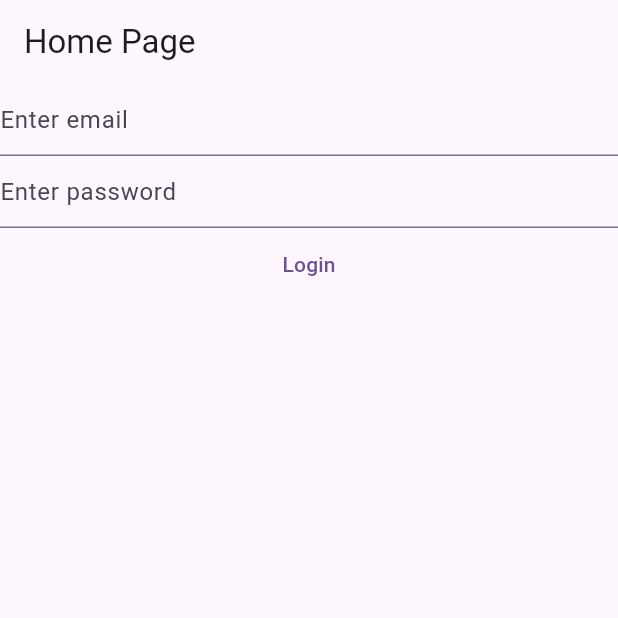
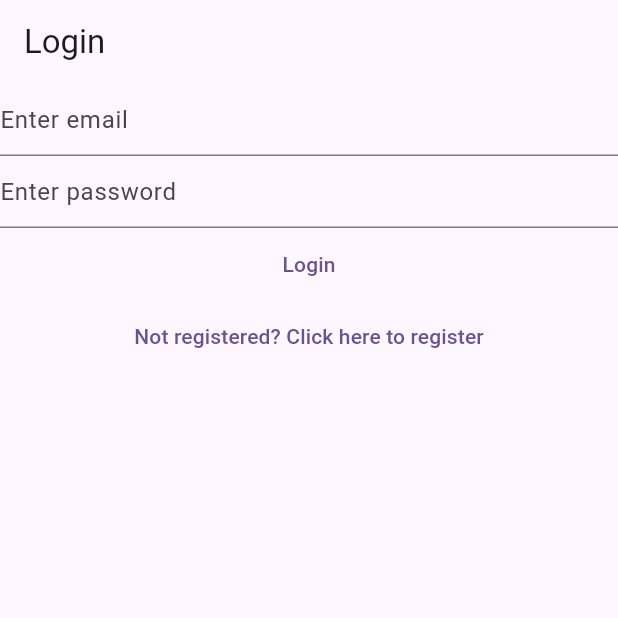
Before and after one commit to RasZarky/mynotes, a Flutter app: the screen it shows after launch, on a phone screen of 412 x 824 dp, the top half of it. Run offline on Flutter 3.47's test engine with Material 3 defaults, Android fonts, the phone set to English and light mode, and no system bars; our stand-ins replace firebase_auth, firebase_core; accounts and stored records are empty.

Commit message:
named routes

```diff
--- a/lib/home_page.dart
+++ b/lib/home_page.dart
@@ -13,17 +13,23 @@ class HomePage extends StatelessWidget {
 
   @override
   Widget build(BuildContext context) {
-    return Scaffold(
-      appBar: AppBar(
-        title: const Text("Home Page"),
-      ),
-      body: FutureBuilder(
+    return FutureBuilder(
       future: Firebase.initializeApp(
         options: DefaultFirebaseOptions.currentPlatform,
       ),
       builder: (context, snapshot) {
         switch (snapshot.connectionState) {
           case ConnectionState.done:
+            final  user = FirebaseAuth.instance.currentUser;
+            if (user != null){
+              if(user.emailVerified){
+                log("Email verified");
+              }else{
+                return const VerifyEmailView();
+              }
+            }else {
+              return const LoginPage();
+            }
           // final user = FirebaseAuth.instance.currentUser;
           // if (user!.emailVerified){
           //   log("user verified");
@@ -31,13 +37,12 @@ class HomePage extends StatelessWidget {
           //   log("user not verified");
           //   return const VerifyEmailView();
           // }
-              return const LoginPage();
+            return const Text("Done");
           default:
-              return const Text("Loading");
+            return const CircularProgressIndicator();
         }
 
       },
-      ),
     );
   }
 }
--- a/lib/login_view.dart
+++ b/lib/login_view.dart
@@ -29,7 +29,11 @@ class _LoginPageState extends State<LoginPage> {
 
   @override
   Widget build(BuildContext context) {
-    return Column(
+    return Scaffold(
+      appBar: AppBar(
+        title: const Text("Login"),
+      ),
+      body: Column(
         children: [
           TextField(
             controller: _email,
@@ -68,8 +72,15 @@ class _LoginPageState extends State<LoginPage> {
 
             },
             child: const Text("Login"),
-        )
+          ),
+          TextButton(
+              onPressed: (){
+                Navigator.pushNamedAndRemoveUntil(context, "/register/", (route) => false);
+              },
+              child: const Text("Not registered? Click here to register"),
+          ),
         ],
+      ),
     );
   }
 }
--- a/lib/main.dart
+++ b/lib/main.dart
@@ -1,5 +1,7 @@
 import 'package:flutter/material.dart';
 import 'package:mynotes/home_page.dart';
+import 'package:mynotes/login_view.dart';
+import 'package:mynotes/register_view.dart';
 
 void main() {
   WidgetsFlutterBinding.ensureInitialized();
@@ -10,5 +12,9 @@ void main() {
       useMaterial3: true,
     ),
     home: const HomePage(),
+    routes: {
+      "/login/": (context) => const LoginPage(),
+      "/register/": (context) => const Register(),
+    },
   ));
 }
--- a/lib/register_view.dart
+++ b/lib/register_view.dart
@@ -35,7 +35,11 @@ class _RegisterState extends State<Register> {
 
   @override
   Widget build(BuildContext context) {
-    return Column(
+    return Scaffold(
+      appBar: AppBar(
+        title: const Text("Register"),
+      ),
+      body: Column(
         children: [
           TextField(
             controller: _email,
@@ -77,8 +81,14 @@ class _RegisterState extends State<Register> {
 
             },
             child: const Text("Register"),
-        )
+          ),
+          TextButton(
+              onPressed: (){
+                Navigator.pushNamedAndRemoveUntil(context, "/login/", (route) => false);
+              },
+              child: const Text("Already registered? Login here"))
         ],
+      ),
     );
   }
 }
```
Also changed, not shown: lib/verify_email_view.dart (+6 -1 lines). Lines whose indentation alone changed are shown as unchanged.
